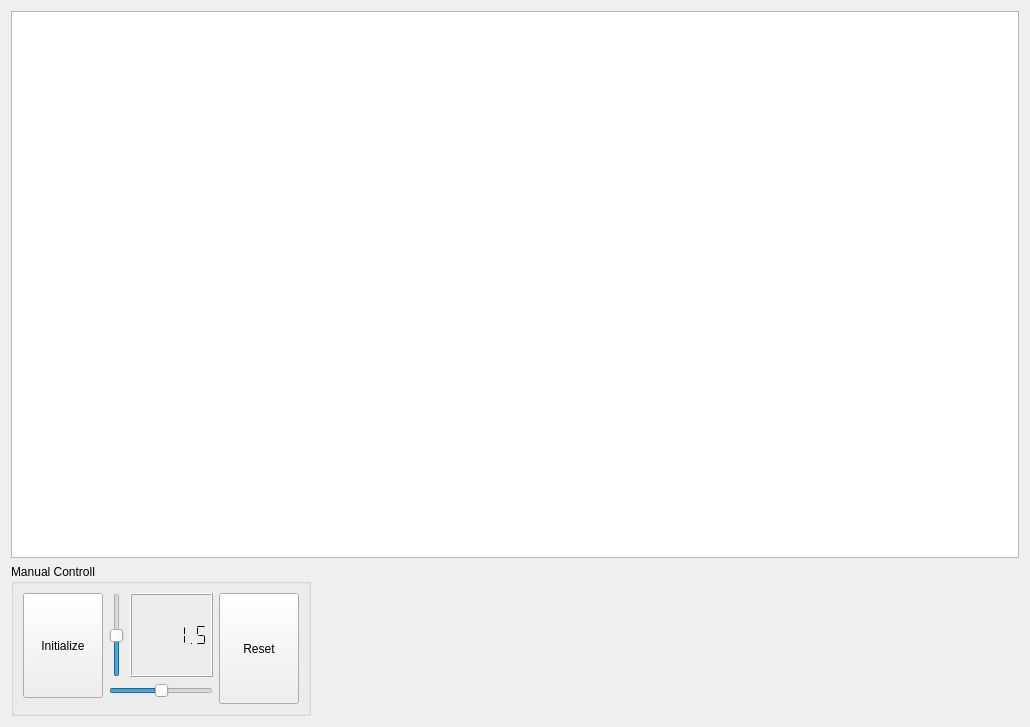
This is albatross-gui/ui/main_window.ui in whymatter/albatross as Qt 5 draws it before an edit. The edited form follows.
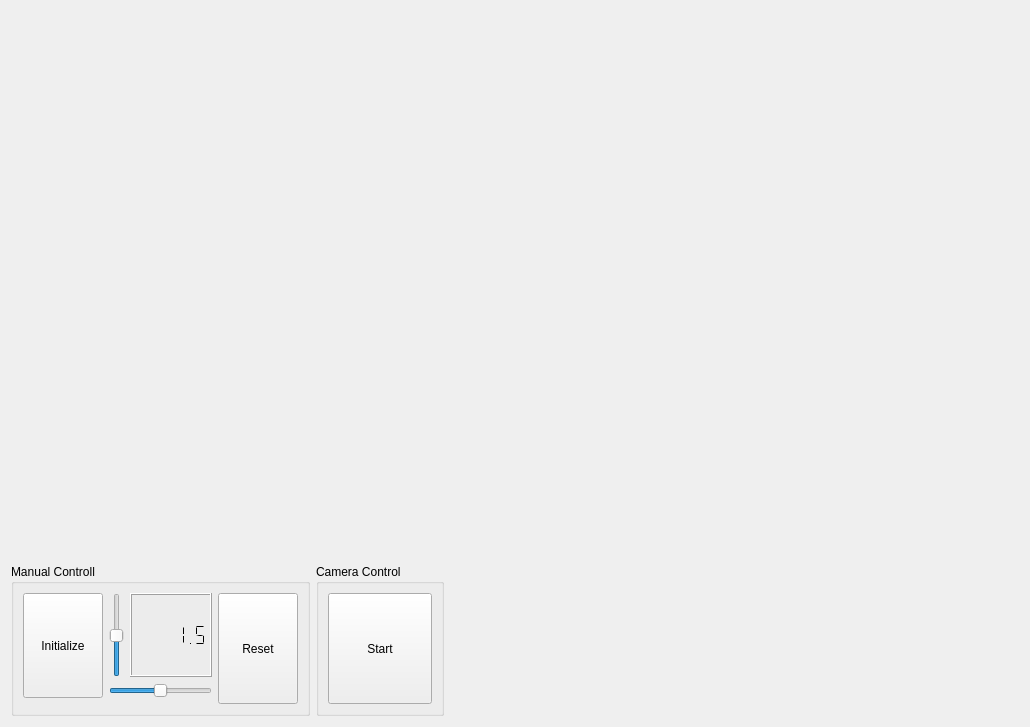
This is the edited form.

The edit to the form file:
```diff
--- a/albatross-gui/ui/main_window.ui
+++ b/albatross-gui/ui/main_window.ui
@@ -13,9 +13,30 @@
   <property name="windowTitle">
    <string>Car Center</string>
   </property>
-  <layout class="QGridLayout" name="gridLayout" rowstretch="3,0,0,0,0,0" columnstretch="0,0,0,0,0">
-   <item row="3" column="1">
+  <layout class="QGridLayout" name="gridLayout" rowstretch="3,0,0" columnstretch="0,0,0,0,0,0">
+   <item row="2" column="1">
+    <layout class="QGridLayout" name="gridLayout_3">
+     <item row="0" column="2">
+      <spacer name="horizontalSpacer">
+       <property name="orientation">
+        <enum>Qt::Horizontal</enum>
+       </property>
+       <property name="sizeHint" stdset="0">
+        <size>
+         <width>40</width>
+         <height>20</height>
+        </size>
+       </property>
+      </spacer>
+     </item>
+     <item row="0" column="0">
     <widget class="QGroupBox" name="groupBox">
+       <property name="sizePolicy">
+        <sizepolicy hsizetype="Preferred" vsizetype="Preferred">
+         <horstretch>0</horstretch>
+         <verstretch>0</verstretch>
+        </sizepolicy>
+       </property>
      <property name="maximumSize">
       <size>
        <width>300</width>
@@ -29,27 +50,7 @@
       <property name="sizeConstraint">
        <enum>QLayout::SetDefaultConstraint</enum>
       </property>
-      <item row="0" column="1">
-       <layout class="QHBoxLayout" name="horizontalLayout">
-        <item>
-         <widget class="QSlider" name="slider_speed">
-          <property name="minimum">
-           <number>0</number>
-          </property>
-          <property name="maximum">
-           <number>100</number>
-          </property>
-          <property name="value">
-           <number>50</number>
-          </property>
-          <property name="orientation">
-           <enum>Qt::Vertical</enum>
-          </property>
-         </widget>
-        </item>
-       </layout>
-      </item>
-      <item row="0" column="5" rowspan="3">
+        <item row="0" column="6" rowspan="3">
        <widget class="QPushButton" name="btn_reset">
         <property name="sizePolicy">
          <sizepolicy hsizetype="Minimum" vsizetype="Expanding">
@@ -62,7 +63,7 @@
         </property>
        </widget>
       </item>
-      <item row="1" column="1" colspan="4">
+        <item row="1" column="2" colspan="4">
        <widget class="QSlider" name="slider_steering">
         <property name="minimum">
          <number>0</number>
@@ -84,7 +85,27 @@
         </property>
        </widget>
       </item>
-      <item row="0" column="2" colspan="3">
+        <item row="0" column="2">
+         <layout class="QHBoxLayout" name="horizontalLayout">
+          <item>
+           <widget class="QSlider" name="slider_speed">
+            <property name="minimum">
+             <number>0</number>
+            </property>
+            <property name="maximum">
+             <number>100</number>
+            </property>
+            <property name="value">
+             <number>50</number>
+            </property>
+            <property name="orientation">
+             <enum>Qt::Vertical</enum>
+            </property>
+           </widget>
+          </item>
+         </layout>
+        </item>
+        <item row="0" column="3" colspan="3">
        <widget class="QLCDNumber" name="lcd_speed_n_steering">
         <property name="digitCount">
          <number>7</number>
@@ -113,8 +134,56 @@
      </layout>
     </widget>
    </item>
-   <item row="0" column="1" rowspan="3">
-    <widget class="QGraphicsView" name="gv_car_camera"/>
+     <item row="0" column="1">
+      <widget class="QGroupBox" name="groupBox_2">
+       <property name="sizePolicy">
+        <sizepolicy hsizetype="Preferred" vsizetype="Preferred">
+         <horstretch>0</horstretch>
+         <verstretch>0</verstretch>
+        </sizepolicy>
+       </property>
+       <property name="title">
+        <string>Camera Control</string>
+       </property>
+       <layout class="QGridLayout" name="gridLayout_4">
+        <item row="0" column="0">
+         <widget class="QPushButton" name="btn_control_camera">
+          <property name="sizePolicy">
+           <sizepolicy hsizetype="Fixed" vsizetype="Expanding">
+            <horstretch>0</horstretch>
+            <verstretch>0</verstretch>
+           </sizepolicy>
+          </property>
+          <property name="minimumSize">
+           <size>
+            <width>104</width>
+            <height>0</height>
+           </size>
+          </property>
+          <property name="text">
+           <string>Start</string>
+          </property>
+         </widget>
+        </item>
+       </layout>
+       <zorder>groupBox</zorder>
+       <zorder>btn_control_camera</zorder>
+      </widget>
+     </item>
+    </layout>
+   </item>
+   <item row="0" column="1">
+    <widget class="QWidget" name="gv_camera_image" native="true">
+     <property name="sizePolicy">
+      <sizepolicy hsizetype="Expanding" vsizetype="Expanding">
+       <horstretch>0</horstretch>
+       <verstretch>0</verstretch>
+      </sizepolicy>
+     </property>
+     <property name="autoFillBackground">
+      <bool>true</bool>
+     </property>
+    </widget>
    </item>
   </layout>
  </widget>
```
Left out of the diff: 2 changed lines with no effect on the pictures. Lines whose indentation alone changed are shown as unchanged.
